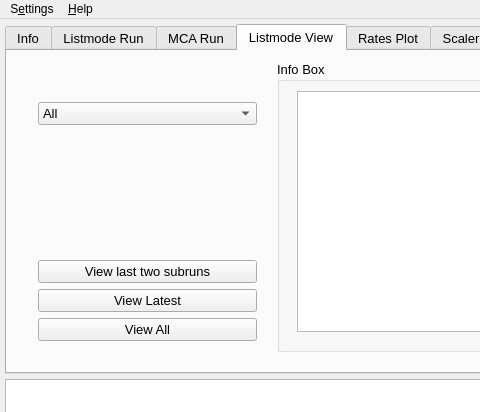
Above: src/xiastarterwindow.ui from phScholz/xiaStarter before the change; both pictures show x 0 to 480 and y 0 to 412 of the 850 by 600 pixel window. Below: the same form after it.
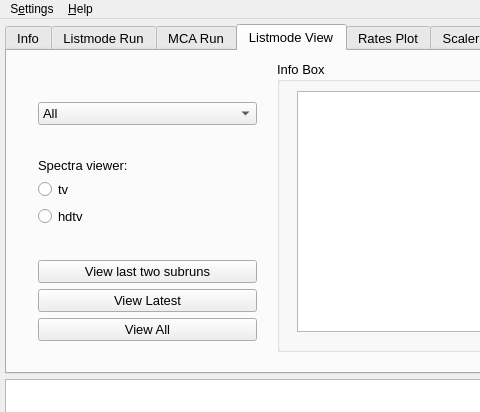
That is the form after the change. The open tabs and pages were chosen to show the change. Custom widgets are drawn as their Qt base class.

Commit message:
hdtv implemented
User can now choose if it should be hdtv or tv ...

What changed in the file:
```diff
--- a/src/xiastarterwindow.ui
+++ b/src/xiastarterwindow.ui
@@ -844,6 +844,40 @@
          </property>
         </spacer>
        </item>
+       <item>
+        <widget class="QLabel" name="viewerLabel">
+         <property name="text">
+          <string>Spectra viewer:</string>
+         </property>
+        </widget>
+       </item>
+       <item>
+        <widget class="QRadioButton" name="tvRadio">
+         <property name="text">
+          <string>tv</string>
+         </property>
+        </widget>
+       </item>
+       <item>
+        <widget class="QRadioButton" name="hdtvRadio">
+         <property name="text">
+          <string>hdtv</string>
+         </property>
+        </widget>
+       </item>
+       <item>
+        <spacer name="verticalSpacer_2">
+         <property name="orientation">
+          <enum>Qt::Vertical</enum>
+         </property>
+         <property name="sizeHint" stdset="0">
+          <size>
+           <width>20</width>
+           <height>40</height>
+          </size>
+         </property>
+        </spacer>
+       </item>
        <item>
         <widget class="QPushButton" name="subrunsButton">
          <property name="text">
```
Left out of the diff: 4 changed lines with no effect on the pictures. The commit also changes 9 other files.
